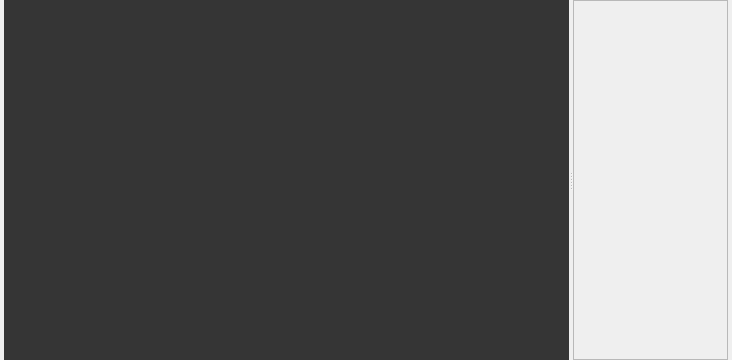
The window that Editor/Source/CrystalEditor/Private/Editor/CrystalEditor/AssetsView/AssetsView.ui (neelmewada/CrystalEngine) describes before a commit, drawn with Qt 5.
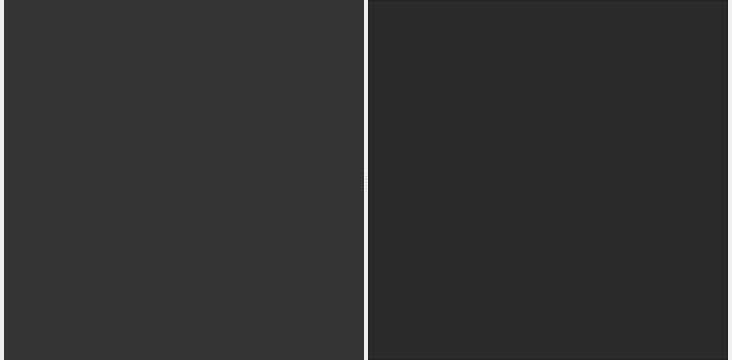
The same window after the commit. Custom widgets are drawn as their Qt base class.

```diff
--- a/Editor/Source/CrystalEditor/Private/Editor/CrystalEditor/AssetsView/AssetsView.ui
+++ b/Editor/Source/CrystalEditor/Private/Editor/CrystalEditor/AssetsView/AssetsView.ui
@@ -64,29 +64,12 @@
      <widget class="QWidget" name="verticalLayoutWidget_2">
       <layout class="QVBoxLayout" name="rightLayout">
        <item>
-        <widget class="QScrollArea" name="scrollArea">
+        <widget class="QTableWidget" name="assetsContentWidget">
          <property name="styleSheet">
-          <string notr="true"/>
+          <string notr="true">#assetsContentWidget {
+	background-color: rgb(42, 42, 42);
+}</string>
          </property>
-         <property name="widgetResizable">
-          <bool>true</bool>
-         </property>
-         <property name="alignment">
-          <set>Qt::AlignLeading|Qt::AlignLeft|Qt::AlignTop</set>
-         </property>
-         <widget class="CE::Editor::Qt::GridWidget" name="assetsGridView">
-          <property name="geometry">
-           <rect>
-            <x>0</x>
-            <y>0</y>
-            <width>119</width>
-            <height>356</height>
-           </rect>
-          </property>
-          <property name="styleSheet">
-           <string notr="true">#assetsGridView {\n	\n	background-color: rgb(42, 42, 42);\n}</string>
-          </property>
-         </widget>
         </widget>
        </item>
       </layout>
@@ -95,14 +78,6 @@
    </item>
   </layout>
  </widget>
- <customwidgets>
-  <customwidget>
-   <class>CE::Editor::Qt::GridWidget</class>
-   <extends>QWidget</extends>
-   <header location="global">QtComponents/Widgets/GridWidget.h</header>
-   <container>1</container>
-  </customwidget>
- </customwidgets>
  <resources/>
  <connections/>
 </ui>
```
